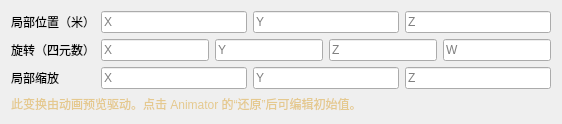
This is GameSprout/View/InspectorUI/TransformComponentEditor.ui in Heroinaddicts/G-Foundation as Qt 5 draws it before an edit. The edited form follows.
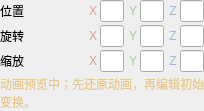
This is the edited form.

Commit message: 压缩 Inspector 布局并完善资源字段和欧拉角编辑

What changed in the file:
```diff
--- a/GameSprout/View/InspectorUI/TransformComponentEditor.ui
+++ b/GameSprout/View/InspectorUI/TransformComponentEditor.ui
@@ -1,4 +1,830 @@
 <?xml version="1.0" encoding="UTF-8"?>
-<ui version="4.0"><class>TransformComponentEditorForm</class><widget class="QWidget" name="TransformComponentEditorForm"><layout class="QFormLayout" name="formLayout"><property name="fieldGrowthPolicy"><enum>QFormLayout::AllNonFixedFieldsGrow</enum></property><item row="0" column="0"><widget class="QLabel" name="label0"><property name="text"><string>局部位置（米）</string></property></widget></item><item row="0" column="1"><layout class="QHBoxLayout" name="rowPosition"><item><widget class="QLineEdit" name="transformPositionXEdit"><property name="placeholderText"><string>X</string></property></widget></item><item><widget class="QLineEdit" name="transformPositionYEdit"><property name="placeholderText"><string>Y</string></property></widget></item><item><widget class="QLineEdit" name="transformPositionZEdit"><property name="placeholderText"><string>Z</string></property></widget></item></layout></item>
-<item row="1" column="0"><widget class="QLabel" name="label1"><property name="text"><string>旋转（四元数）</string></property></widget></item><item row="1" column="1"><layout class="QHBoxLayout" name="rowRotation"><item><widget class="QLineEdit" name="transformRotationXEdit"><property name="placeholderText"><string>X</string></property></widget></item><item><widget class="QLineEdit" name="transformRotationYEdit"><property name="placeholderText"><string>Y</string></property></widget></item><item><widget class="QLineEdit" name="transformRotationZEdit"><property name="placeholderText"><string>Z</string></property></widget></item><item><widget class="QLineEdit" name="transformRotationWEdit"><property name="placeholderText"><string>W</string></property></widget></item></layout></item>
-<item row="2" column="0"><widget class="QLabel" name="label2"><property name="text"><string>局部缩放</string></property></widget></item><item row="2" column="1"><layout class="QHBoxLayout" name="rowScale"><item><widget class="QLineEdit" name="transformScaleXEdit"><property name="placeholderText"><string>X</string></property></widget></item><item><widget class="QLineEdit" name="transformScaleYEdit"><property name="placeholderText"><string>Y</string></property></widget></item><item><widget class="QLineEdit" name="transformScaleZEdit"><property name="placeholderText"><string>Z</string></property></widget></item></layout></item><item row="3" column="0" colspan="2"><widget class="QLabel" name="animationDrivenLabel"><property name="text"><string>此变换由动画预览驱动。点击 Animator 的“还原”后可编辑初始值。</string></property><property name="wordWrap"><bool>true</bool></property><property name="visible"><bool>false</bool></property><property name="styleSheet"><string notr="true">color: #e5c98f;</string></property></widget></item></layout></widget><resources/><connections/></ui>
+<ui version="4.0">
+ <class>TransformComponentEditorForm</class>
+ <widget class="QWidget" name="TransformComponentEditorForm">
+  <property name="sizePolicy">
+   <sizepolicy hsizetype="Expanding" vsizetype="Maximum">
+    <horstretch>0</horstretch>
+    <verstretch>0</verstretch>
+   </sizepolicy>
+  </property>
+  <layout class="QGridLayout" name="formLayout" columnstretch="0,1">
+   <property name="leftMargin">
+    <number>0</number>
+   </property>
+   <property name="topMargin">
+    <number>0</number>
+   </property>
+   <property name="rightMargin">
+    <number>0</number>
+   </property>
+   <property name="bottomMargin">
+    <number>0</number>
+   </property>
+   <property name="horizontalSpacing">
+    <number>8</number>
+   </property>
+   <property name="verticalSpacing">
+    <number>3</number>
+   </property>
+   <item row="0" column="0">
+    <widget class="QLabel" name="label0">
+     <property name="text">
+      <string>位置</string>
+     </property>
+     <property name="toolTip">
+      <string>相对父节点的局部位置，单位为米。</string>
+     </property>
+     <property name="minimumSize">
+      <size>
+       <width>80</width>
+       <height>0</height>
+      </size>
+     </property>
+     <property name="maximumSize">
+      <size>
+       <width>80</width>
+       <height>16777215</height>
+      </size>
+     </property>
+     <property name="alignment">
+      <set>Qt::AlignLeading|Qt::AlignLeft|Qt::AlignVCenter</set>
+     </property>
+    </widget>
+   </item>
+   <item row="0" column="1">
+    <layout class="QHBoxLayout" name="rowPosition" stretch="1,1,1">
+     <property name="leftMargin">
+      <number>0</number>
+     </property>
+     <property name="topMargin">
+      <number>0</number>
+     </property>
+     <property name="rightMargin">
+      <number>0</number>
+     </property>
+     <property name="bottomMargin">
+      <number>0</number>
+     </property>
+     <property name="spacing">
+      <number>4</number>
+     </property>
+     <item>
+      <layout class="QHBoxLayout" name="positionXLayout" stretch="0,1">
+       <property name="leftMargin">
+        <number>0</number>
+       </property>
+       <property name="topMargin">
+        <number>0</number>
+       </property>
+       <property name="rightMargin">
+        <number>0</number>
+       </property>
+       <property name="bottomMargin">
+        <number>0</number>
+       </property>
+       <property name="spacing">
+        <number>2</number>
+       </property>
+       <item>
+        <widget class="QLabel" name="transformPositionXLabel">
+         <property name="text">
+          <string>X</string>
+         </property>
+         <property name="minimumSize">
+          <size>
+           <width>10</width>
+           <height>0</height>
+          </size>
+         </property>
+         <property name="maximumSize">
+          <size>
+           <width>10</width>
+           <height>16777215</height>
+          </size>
+         </property>
+         <property name="styleSheet">
+          <string>color:#d79b9b;</string>
+         </property>
+         <property name="alignment">
+          <set>Qt::AlignCenter</set>
+         </property>
+        </widget>
+       </item>
+       <item>
+        <widget class="QLineEdit" name="transformPositionXEdit">
+         <property name="sizePolicy">
+          <sizepolicy hsizetype="Ignored" vsizetype="Fixed">
+           <horstretch>0</horstretch>
+           <verstretch>0</verstretch>
+          </sizepolicy>
+         </property>
+         <property name="minimumSize">
+          <size>
+           <width>24</width>
+           <height>22</height>
+          </size>
+         </property>
+         <property name="maximumSize">
+          <size>
+           <width>16777215</width>
+           <height>24</height>
+          </size>
+         </property>
+         <property name="accessibleName">
+          <string>位置 X</string>
+         </property>
+         <property name="toolTip">
+          <string>相对父节点的局部位置，单位为米。 X 轴。</string>
+         </property>
+        </widget>
+       </item>
+      </layout>
+     </item>
+     <item>
+      <layout class="QHBoxLayout" name="positionYLayout" stretch="0,1">
+       <property name="leftMargin">
+        <number>0</number>
+       </property>
+       <property name="topMargin">
+        <number>0</number>
+       </property>
+       <property name="rightMargin">
+        <number>0</number>
+       </property>
+       <property name="bottomMargin">
+        <number>0</number>
+       </property>
+       <property name="spacing">
+        <number>2</number>
+       </property>
+       <item>
+        <widget class="QLabel" name="transformPositionYLabel">
+         <property name="text">
+          <string>Y</string>
+         </property>
+         <property name="minimumSize">
+          <size>
+           <width>10</width>
+           <height>0</height>
+          </size>
+         </property>
+         <property name="maximumSize">
+          <size>
+           <width>10</width>
+           <height>16777215</height>
+          </size>
+         </property>
+         <property name="styleSheet">
+          <string>color:#a6c99d;</string>
+         </property>
+         <property name="alignment">
+          <set>Qt::AlignCenter</set>
+         </property>
+        </widget>
+       </item>
+       <item>
+        <widget class="QLineEdit" name="transformPositionYEdit">
+         <property name="sizePolicy">
+          <sizepolicy hsizetype="Ignored" vsizetype="Fixed">
+           <horstretch>0</horstretch>
+           <verstretch>0</verstretch>
+          </sizepolicy>
+         </property>
+         <property name="minimumSize">
+          <size>
+           <width>24</width>
+           <height>22</height>
+          </size>
+         </property>
+         <property name="maximumSize">
+          <size>
+           <width>16777215</width>
+           <height>24</height>
+          </size>
+         </property>
+         <property name="accessibleName">
+          <string>位置 Y</string>
+         </property>
+         <property name="toolTip">
+          <string>相对父节点的局部位置，单位为米。 Y 轴。</string>
+         </property>
+        </widget>
+       </item>
+      </layout>
+     </item>
+     <item>
+      <layout class="QHBoxLayout" name="positionZLayout" stretch="0,1">
+       <property name="leftMargin">
+        <number>0</number>
+       </property>
+       <property name="topMargin">
+        <number>0</number>
+       </property>
+       <property name="rightMargin">
+        <number>0</number>
+       </property>
+       <property name="bottomMargin">
+        <number>0</number>
+       </property>
+       <property name="spacing">
+        <number>2</number>
+       </property>
+       <item>
+        <widget class="QLabel" name="transformPositionZLabel">
+         <property name="text">
+          <string>Z</string>
+         </property>
+         <property name="minimumSize">
+          <size>
+           <width>10</width>
+           <height>0</height>
+          </size>
+         </property>
+         <property name="maximumSize">
+          <size>
+           <width>10</width>
+           <height>16777215</height>
+          </size>
+         </property>
+         <property name="styleSheet">
+          <string>color:#9fb9dc;</string>
+         </property>
+         <property name="alignment">
+          <set>Qt::AlignCenter</set>
+         </property>
+        </widget>
+       </item>
+       <item>
+        <widget class="QLineEdit" name="transformPositionZEdit">
+         <property name="sizePolicy">
+          <sizepolicy hsizetype="Ignored" vsizetype="Fixed">
+           <horstretch>0</horstretch>
+           <verstretch>0</verstretch>
+          </sizepolicy>
+         </property>
+         <property name="minimumSize">
+          <size>
+           <width>24</width>
+           <height>22</height>
+          </size>
+         </property>
+         <property name="maximumSize">
+          <size>
+           <width>16777215</width>
+           <height>24</height>
+          </size>
+         </property>
+         <property name="accessibleName">
+          <string>位置 Z</string>
+         </property>
+         <property name="toolTip">
+          <string>相对父节点的局部位置，单位为米。 Z 轴。</string>
+         </property>
+        </widget>
+       </item>
+      </layout>
+     </item>
+    </layout>
+   </item>
+   <item row="1" column="0">
+    <widget class="QLabel" name="label1">
+     <property name="text">
+      <string>旋转</string>
+     </property>
+     <property name="toolTip">
+      <string>局部欧拉角，单位为度；按 Z → X → Y 顺序应用，内部仍保存四元数。</string>
+     </property>
+     <property name="minimumSize">
+      <size>
+       <width>80</width>
+       <height>0</height>
+      </size>
+     </property>
+     <property name="maximumSize">
+      <size>
+       <width>80</width>
+       <height>16777215</height>
+      </size>
+     </property>
+     <property name="alignment">
+      <set>Qt::AlignLeading|Qt::AlignLeft|Qt::AlignVCenter</set>
+     </property>
+    </widget>
+   </item>
+   <item row="1" column="1">
+    <layout class="QHBoxLayout" name="rowRotation" stretch="1,1,1">
+     <property name="leftMargin">
+      <number>0</number>
+     </property>
+     <property name="topMargin">
+      <number>0</number>
+     </property>
+     <property name="rightMargin">
+      <number>0</number>
+     </property>
+     <property name="bottomMargin">
+      <number>0</number>
+     </property>
+     <property name="spacing">
+      <number>4</number>
+     </property>
+     <item>
+      <layout class="QHBoxLayout" name="rotationXLayout" stretch="0,1">
+       <property name="leftMargin">
+        <number>0</number>
+       </property>
+       <property name="topMargin">
+        <number>0</number>
+       </property>
+       <property name="rightMargin">
+        <number>0</number>
+       </property>
+       <property name="bottomMargin">
+        <number>0</number>
+       </property>
+       <property name="spacing">
+        <number>2</number>
+       </property>
+       <item>
+        <widget class="QLabel" name="transformRotationXLabel">
+         <property name="text">
+          <string>X</string>
+         </property>
+         <property name="minimumSize">
+          <size>
+           <width>10</width>
+           <height>0</height>
+          </size>
+         </property>
+         <property name="maximumSize">
+          <size>
+           <width>10</width>
+           <height>16777215</height>
+          </size>
+         </property>
+         <property name="styleSheet">
+          <string>color:#d79b9b;</string>
+         </property>
+         <property name="alignment">
+          <set>Qt::AlignCenter</set>
+         </property>
+        </widget>
+       </item>
+       <item>
+        <widget class="QLineEdit" name="transformRotationXEdit">
+         <property name="sizePolicy">
+          <sizepolicy hsizetype="Ignored" vsizetype="Fixed">
+           <horstretch>0</horstretch>
+           <verstretch>0</verstretch>
+          </sizepolicy>
+         </property>
+         <property name="minimumSize">
+          <size>
+           <width>24</width>
+           <height>22</height>
+          </size>
+         </property>
+         <property name="maximumSize">
+          <size>
+           <width>16777215</width>
+           <height>24</height>
+          </size>
+         </property>
+         <property name="accessibleName">
+          <string>旋转 X（度）</string>
+         </property>
+         <property name="toolTip">
+          <string>局部欧拉角，单位为度；按 Z → X → Y 顺序应用，内部仍保存四元数。 X 轴。</string>
+         </property>
+        </widget>
+       </item>
+      </layout>
+     </item>
+     <item>
+      <layout class="QHBoxLayout" name="rotationYLayout" stretch="0,1">
+       <property name="leftMargin">
+        <number>0</number>
+       </property>
+       <property name="topMargin">
+        <number>0</number>
+       </property>
+       <property name="rightMargin">
+        <number>0</number>
+       </property>
+       <property name="bottomMargin">
+        <number>0</number>
+       </property>
+       <property name="spacing">
+        <number>2</number>
+       </property>
+       <item>
+        <widget class="QLabel" name="transformRotationYLabel">
+         <property name="text">
+          <string>Y</string>
+         </property>
+         <property name="minimumSize">
+          <size>
+           <width>10</width>
+           <height>0</height>
+          </size>
+         </property>
+         <property name="maximumSize">
+          <size>
+           <width>10</width>
+           <height>16777215</height>
+          </size>
+         </property>
+         <property name="styleSheet">
+          <string>color:#a6c99d;</string>
+         </property>
+         <property name="alignment">
+          <set>Qt::AlignCenter</set>
+         </property>
+        </widget>
+       </item>
+       <item>
+        <widget class="QLineEdit" name="transformRotationYEdit">
+         <property name="sizePolicy">
+          <sizepolicy hsizetype="Ignored" vsizetype="Fixed">
+           <horstretch>0</horstretch>
+           <verstretch>0</verstretch>
+          </sizepolicy>
+         </property>
+         <property name="minimumSize">
+          <size>
+           <width>24</width>
+           <height>22</height>
+          </size>
+         </property>
+         <property name="maximumSize">
+          <size>
+           <width>16777215</width>
+           <height>24</height>
+          </size>
+         </property>
+         <property name="accessibleName">
+          <string>旋转 Y（度）</string>
+         </property>
+         <property name="toolTip">
+          <string>局部欧拉角，单位为度；按 Z → X → Y 顺序应用，内部仍保存四元数。 Y 轴。</string>
+         </property>
+        </widget>
+       </item>
+      </layout>
+     </item>
+     <item>
+      <layout class="QHBoxLayout" name="rotationZLayout" stretch="0,1">
+       <property name="leftMargin">
+        <number>0</number>
+       </property>
+       <property name="topMargin">
+        <number>0</number>
+       </property>
+       <property name="rightMargin">
+        <number>0</number>
+       </property>
+       <property name="bottomMargin">
+        <number>0</number>
+       </property>
+       <property name="spacing">
+        <number>2</number>
+       </property>
+       <item>
+        <widget class="QLabel" name="transformRotationZLabel">
+         <property name="text">
+          <string>Z</string>
+         </property>
+         <property name="minimumSize">
+          <size>
+           <width>10</width>
+           <height>0</height>
+          </size>
+         </property>
+         <property name="maximumSize">
+          <size>
+           <width>10</width>
+           <height>16777215</height>
+          </size>
+         </property>
+         <property name="styleSheet">
+          <string>color:#9fb9dc;</string>
+         </property>
+         <property name="alignment">
+          <set>Qt::AlignCenter</set>
+         </property>
+        </widget>
+       </item>
+       <item>
+        <widget class="QLineEdit" name="transformRotationZEdit">
+         <property name="sizePolicy">
+          <sizepolicy hsizetype="Ignored" vsizetype="Fixed">
+           <horstretch>0</horstretch>
+           <verstretch>0</verstretch>
+          </sizepolicy>
+         </property>
+         <property name="minimumSize">
+          <size>
+           <width>24</width>
+           <height>22</height>
+          </size>
+         </property>
+         <property name="maximumSize">
+          <size>
+           <width>16777215</width>
+           <height>24</height>
+          </size>
+         </property>
+         <property name="accessibleName">
+          <string>旋转 Z（度）</string>
+         </property>
+         <property name="toolTip">
+          <string>局部欧拉角，单位为度；按 Z → X → Y 顺序应用，内部仍保存四元数。 Z 轴。</string>
+         </property>
+        </widget>
+       </item>
+      </layout>
+     </item>
+    </layout>
+   </item>
+   <item row="2" column="0">
+    <widget class="QLabel" name="label2">
+     <property name="text">
+      <string>缩放</string>
+     </property>
+     <property name="toolTip">
+      <string>相对父节点的局部缩放。</string>
+     </property>
+     <property name="minimumSize">
+      <size>
+       <width>80</width>
+       <height>0</height>
+      </size>
+     </property>
+     <property name="maximumSize">
+      <size>
+       <width>80</width>
+       <height>16777215</height>
+      </size>
+     </property>
+     <property name="alignment">
+      <set>Qt::AlignLeading|Qt::AlignLeft|Qt::AlignVCenter</set>
+     </property>
+    </widget>
+   </item>
+   <item row="2" column="1">
+    <layout class="QHBoxLayout" name="rowScale" stretch="1,1,1">
+     <property name="leftMargin">
+      <number>0</number>
+     </property>
+     <property name="topMargin">
+      <number>0</number>
+     </property>
+     <property name="rightMargin">
+      <number>0</number>
+     </property>
+     <property name="bottomMargin">
+      <number>0</number>
+     </property>
+     <property name="spacing">
+      <number>4</number>
+     </property>
+     <item>
+      <layout class="QHBoxLayout" name="scaleXLayout" stretch="0,1">
+       <property name="leftMargin">
+        <number>0</number>
+       </property>
+       <property name="topMargin">
+        <number>0</number>
+       </property>
+       <property name="rightMargin">
+        <number>0</number>
+       </property>
+       <property name="bottomMargin">
+        <number>0</number>
+       </property>
+       <property name="spacing">
+        <number>2</number>
+       </property>
+       <item>
+        <widget class="QLabel" name="transformScaleXLabel">
+         <property name="text">
+          <string>X</string>
+         </property>
+         <property name="minimumSize">
+          <size>
+           <width>10</width>
+           <height>0</height>
+          </size>
+         </property>
+         <property name="maximumSize">
+          <size>
+           <width>10</width>
+           <height>16777215</height>
+          </size>
+         </property>
+         <property name="styleSheet">
+          <string>color:#d79b9b;</string>
+         </property>
+         <property name="alignment">
+          <set>Qt::AlignCenter</set>
+         </property>
+        </widget>
+       </item>
+       <item>
+        <widget class="QLineEdit" name="transformScaleXEdit">
+         <property name="sizePolicy">
+          <sizepolicy hsizetype="Ignored" vsizetype="Fixed">
+           <horstretch>0</horstretch>
+           <verstretch>0</verstretch>
+          </sizepolicy>
+         </property>
+         <property name="minimumSize">
+          <size>
+           <width>24</width>
+           <height>22</height>
+          </size>
+         </property>
+         <property name="maximumSize">
+          <size>
+           <width>16777215</width>
+           <height>24</height>
+          </size>
+         </property>
+         <property name="accessibleName">
+          <string>缩放 X</string>
+         </property>
+         <property name="toolTip">
+          <string>相对父节点的局部缩放。 X 轴。</string>
+         </property>
+        </widget>
+       </item>
+      </layout>
+     </item>
+     <item>
+      <layout class="QHBoxLayout" name="scaleYLayout" stretch="0,1">
+       <property name="leftMargin">
+        <number>0</number>
+       </property>
+       <property name="topMargin">
+        <number>0</number>
+       </property>
+       <property name="rightMargin">
+        <number>0</number>
+       </property>
+       <property name="bottomMargin">
+        <number>0</number>
+       </property>
+       <property name="spacing">
+        <number>2</number>
+       </property>
+       <item>
+        <widget class="QLabel" name="transformScaleYLabel">
+         <property name="text">
+          <string>Y</string>
+         </property>
+         <property name="minimumSize">
+          <size>
+           <width>10</width>
+           <height>0</height>
+          </size>
+         </property>
+         <property name="maximumSize">
+          <size>
+           <width>10</width>
+           <height>16777215</height>
+          </size>
+         </property>
+         <property name="styleSheet">
+          <string>color:#a6c99d;</string>
+         </property>
+         <property name="alignment">
+          <set>Qt::AlignCenter</set>
+         </property>
+        </widget>
+       </item>
+       <item>
+        <widget class="QLineEdit" name="transformScaleYEdit">
+         <property name="sizePolicy">
+          <sizepolicy hsizetype="Ignored" vsizetype="Fixed">
+           <horstretch>0</horstretch>
+           <verstretch>0</verstretch>
+          </sizepolicy>
+         </property>
+         <property name="minimumSize">
+          <size>
+           <width>24</width>
+           <height>22</height>
+          </size>
+         </property>
+         <property name="maximumSize">
+          <size>
+           <width>16777215</width>
+           <height>24</height>
+          </size>
+         </property>
+         <property name="accessibleName">
+          <string>缩放 Y</string>
+         </property>
+         <property name="toolTip">
+          <string>相对父节点的局部缩放。 Y 轴。</string>
+         </property>
+        </widget>
+       </item>
+      </layout>
+     </item>
+     <item>
+      <layout class="QHBoxLayout" name="scaleZLayout" stretch="0,1">
+       <property name="leftMargin">
+        <number>0</number>
+       </property>
+       <property name="topMargin">
+        <number>0</number>
+       </property>
+       <property name="rightMargin">
+        <number>0</number>
+       </property>
+       <property name="bottomMargin">
+        <number>0</number>
+       </property>
+       <property name="spacing">
+        <number>2</number>
+       </property>
+       <item>
+        <widget class="QLabel" name="transformScaleZLabel">
+         <property name="text">
+          <string>Z</string>
+         </property>
+         <property name="minimumSize">
+          <size>
+           <width>10</width>
+           <height>0</height>
+          </size>
+         </property>
+         <property name="maximumSize">
+          <size>
+           <width>10</width>
+           <height>16777215</height>
+          </size>
+         </property>
+         <property name="styleSheet">
+          <string>color:#9fb9dc;</string>
+         </property>
+         <property name="alignment">
+          <set>Qt::AlignCenter</set>
+         </property>
+        </widget>
+       </item>
+       <item>
+        <widget class="QLineEdit" name="transformScaleZEdit">
+         <property name="sizePolicy">
+          <sizepolicy hsizetype="Ignored" vsizetype="Fixed">
+           <horstretch>0</horstretch>
+           <verstretch>0</verstretch>
+          </sizepolicy>
+         </property>
+         <property name="minimumSize">
+          <size>
+           <width>24</width>
+           <height>22</height>
+          </size>
+         </property>
+         <property name="maximumSize">
+          <size>
+           <width>16777215</width>
+           <height>24</height>
+          </size>
+         </property>
+         <property name="accessibleName">
+          <string>缩放 Z</string>
+         </property>
+         <property name="toolTip">
+          <string>相对父节点的局部缩放。 Z 轴。</string>
+         </property>
+        </widget>
+       </item>
+      </layout>
+     </item>
+    </layout>
+   </item>
+   <item row="3" column="0" colspan="2">
+    <widget class="QLabel" name="animationDrivenLabel">
+     <property name="text">
+      <string>动画预览中；先还原动画，再编辑初始变换。</string>
+     </property>
+     <property name="wordWrap">
+      <bool>true</bool>
+     </property>
+     <property name="visible">
+      <bool>false</bool>
+     </property>
+     <property name="styleSheet">
+      <string>color:#e5c98f;</string>
+     </property>
+    </widget>
+   </item>
+  </layout>
+ </widget>
+ <resources />
+ <connections />
+</ui>
```
The commit also changes 14 other files.
